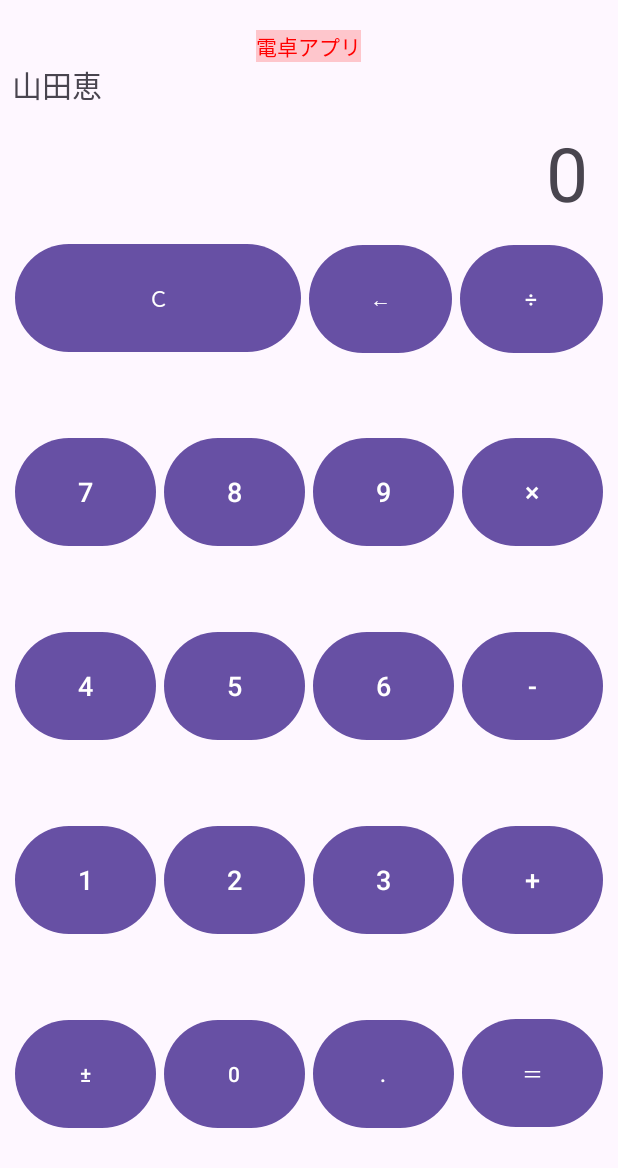
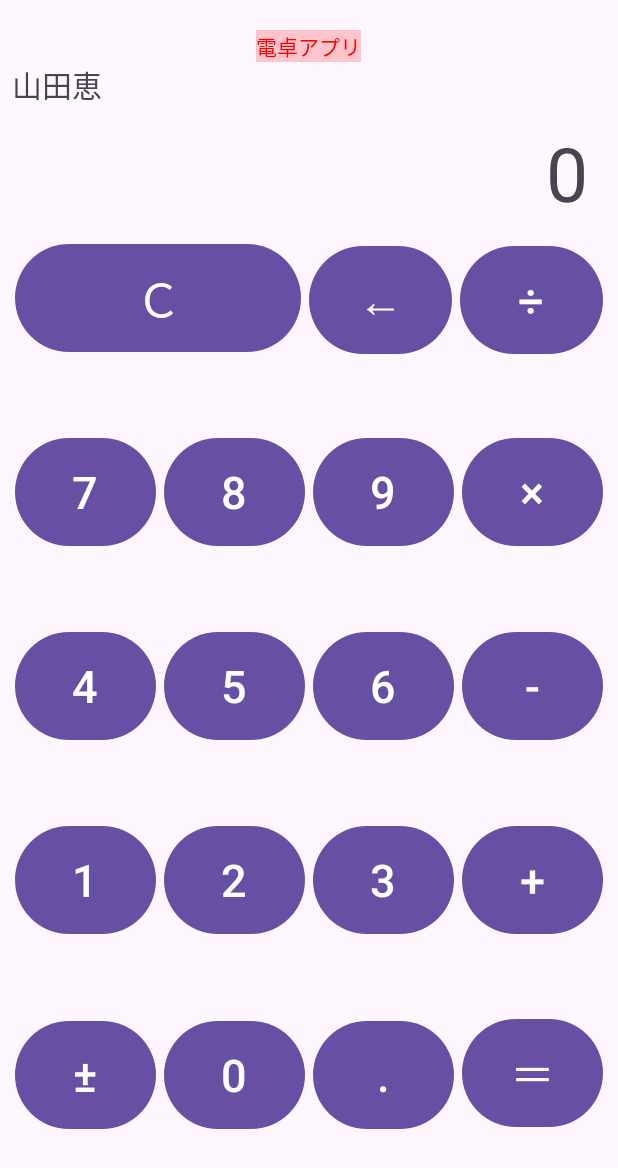
Before and after one commit to megumi50501/calclator, an Android app: the screen it shows after launch (MainActivity), on a phone screen of 412 x 824 dp. Shown: the top 1168 px of the screen. Run offline under Robolectric (Android 15) with nearby library versions, the phone set to English and light mode, and no system bars.

Commit message:
feat: 電卓のボタンの文字の大きさを大きくしました

```diff
--- a/app/src/main/res/layout/activity_main.xml
+++ b/app/src/main/res/layout/activity_main.xml
@@ -29,19 +29,19 @@
         android:layout_width="match_parent"
         android:layout_height="wrap_content"
         android:text="@string/author"
-        android:textSize="20dp"
-        android:layout_marginLeft="8dp" />
+        android:textSize="20sp"
+        android:layout_marginStart="8dp" />
 
     <!--  計算式 & 計算結果表示  -->
     <TextView
         android:id="@+id/outputArea"
         android:layout_width="match_parent"
         android:layout_height="wrap_content"
-        android:textSize="50dp"
-        android:text="0"
-        android:gravity="right"
+        android:textSize="50sp"
+        android:text="@string/zero"
+        android:gravity="end"
         android:layout_margin="10dp"
-        android:paddingRight="10dp"/>
+        android:paddingEnd="10dp"/>
 
     <!--ボタン配置領域全体-->
     <LinearLayout
@@ -64,6 +64,7 @@
                 android:layout_width="0dp"
                 android:layout_height="80dp"
                 android:layout_weight="2"
+                android:textSize="30sp"
                 android:text="Ｃ" />
 
             <Space
@@ -75,6 +76,7 @@
                 android:layout_width="0dp"
                 android:layout_height="80dp"
                 android:layout_weight="1"
+                android:textSize="30sp"
                 android:text="←" />
 
             <Space
@@ -86,6 +88,7 @@
                 android:layout_width="0dp"
                 android:layout_height="80dp"
                 android:layout_weight="1"
+                android:textSize="30sp"
                 android:text="÷" />
         </LinearLayout>
 
@@ -102,7 +105,7 @@
                 android:layout_height="80dp"
                 android:layout_weight="1"
                 android:text="7"
-                android:textSize="18sp" />
+                android:textSize="30sp" />
 
             <Space
                 android:layout_width="5dp"
@@ -114,7 +117,7 @@
                 android:layout_height="80dp"
                 android:layout_weight="1"
                 android:text="8"
-                android:textSize="18sp" />
+                android:textSize="30sp" />
 
             <Space
                 android:layout_width="5dp"
@@ -126,7 +129,7 @@
                 android:layout_height="80dp"
                 android:layout_weight="1"
                 android:text="9"
-                android:textSize="18sp" />
+                android:textSize="30sp" />
 
             <Space
                 android:layout_width="5dp"
@@ -138,7 +141,7 @@
                 android:layout_height="80dp"
                 android:layout_weight="1"
                 android:text="×"
-                android:textSize="18sp" />
+                android:textSize="30sp" />
         </LinearLayout>
 
         <LinearLayout
@@ -154,7 +157,7 @@
                 android:layout_height="80dp"
                 android:layout_weight="1"
                 android:text="4"
-                android:textSize="18sp" />
+                android:textSize="30sp" />
 
             <Space
                 android:layout_width="5dp"
@@ -166,7 +169,7 @@
                 android:layout_height="80dp"
                 android:layout_weight="1"
                 android:text="5"
-                android:textSize="18sp" />
+                android:textSize="30sp" />
 
             <Space
                 android:layout_width="5dp"
@@ -178,7 +181,7 @@
                 android:layout_height="80dp"
                 android:layout_weight="1"
                 android:text="6"
-                android:textSize="18sp" />
+                android:textSize="30sp" />
 
             <Space
                 android:layout_width="5dp"
@@ -190,7 +193,7 @@
                 android:layout_height="80dp"
                 android:layout_weight="1"
                 android:text="-"
-                android:textSize="18sp" />
+                android:textSize="30sp" />
         </LinearLayout>
 
         <LinearLayout
@@ -206,7 +209,7 @@
                 android:layout_height="80dp"
                 android:layout_weight="1"
                 android:text="1"
-                android:textSize="18sp" />
+                android:textSize="30sp" />
 
             <Space
                 android:layout_width="5dp"
@@ -218,7 +221,7 @@
                 android:layout_height="80dp"
                 android:layout_weight="1"
                 android:text="2"
-                android:textSize="18sp" />
+                android:textSize="30sp" />
 
             <Space
                 android:layout_width="5dp"
@@ -230,7 +233,7 @@
                 android:layout_height="80dp"
                 android:layout_weight="1"
                 android:text="3"
-                android:textSize="18sp" />
+                android:textSize="30sp" />
 
             <Space
                 android:layout_width="5dp"
@@ -242,7 +245,7 @@
                 android:layout_height="80dp"
                 android:layout_weight="1"
                 android:text="+"
-                android:textSize="18sp" />
+                android:textSize="30sp" />
         </LinearLayout>
 
         <LinearLayout
@@ -257,7 +260,8 @@
                 android:layout_width="wrap_content"
                 android:layout_height="80dp"
                 android:layout_weight="1"
-                android:text="±" />
+                android:text="±"
+                android:textSize="30sp"/>
 
             <Space
                 android:layout_width="5dp"
@@ -268,7 +272,8 @@
                 android:layout_width="wrap_content"
                 android:layout_height="80dp"
                 android:layout_weight="1"
-                android:text="0" />
+                android:text="0"
+                android:textSize="30sp"/>
 
             <Space
                 android:layout_width="5dp"
@@ -279,7 +284,8 @@
                 android:layout_width="wrap_content"
                 android:layout_height="80dp"
                 android:layout_weight="1"
-                android:text="." />
+                android:text="."
+                android:textSize="30sp"/>
 
             <Space
                 android:layout_width="5dp"
@@ -290,7 +296,8 @@
                 android:layout_width="wrap_content"
                 android:layout_height="80dp"
                 android:layout_weight="1"
-                android:text="＝" />
+                android:text="＝"
+                android:textSize="30sp"/>
         </LinearLayout>
     </LinearLayout>
 </LinearLayout>
--- a/app/src/main/res/values/strings.xml
+++ b/app/src/main/res/values/strings.xml
@@ -2,4 +2,5 @@
     <string name="app_name">PI12A215_49_Kadai_Calculator</string>
     <string name="title">電卓アプリ</string>
     <string name="author">山田恵</string>
+    <string name="zero">0</string>
 </resources>
```
